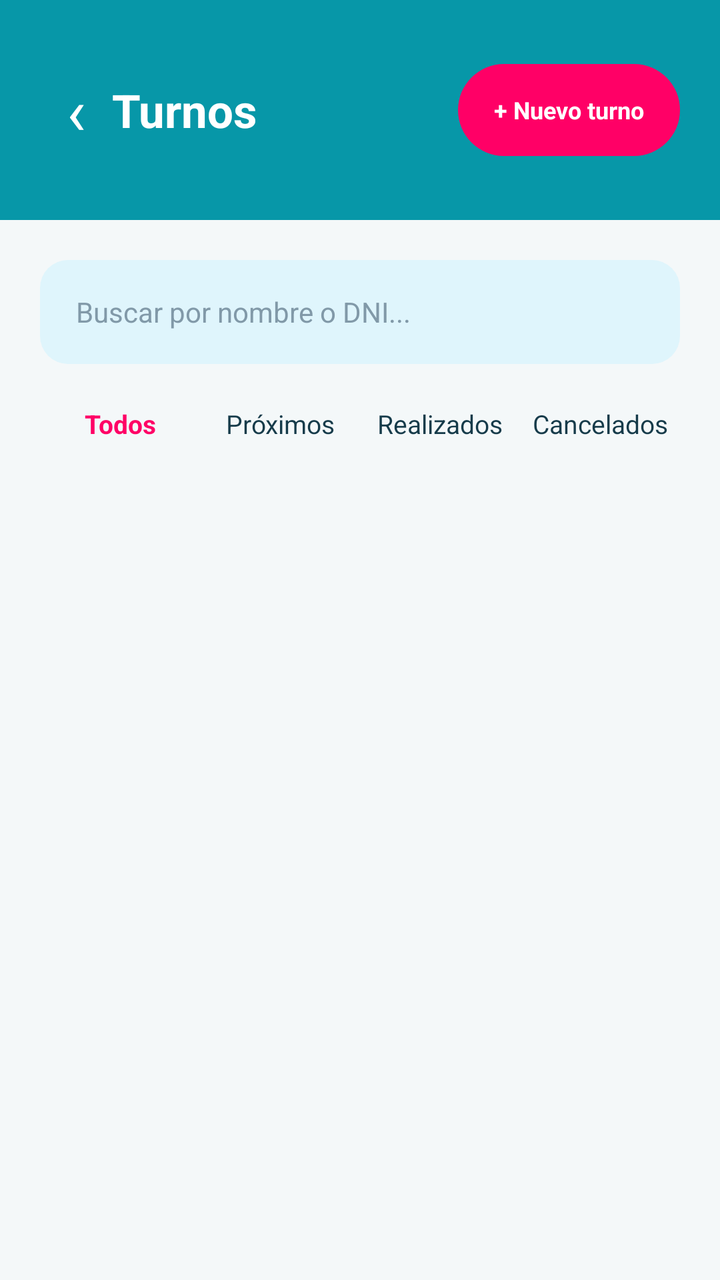
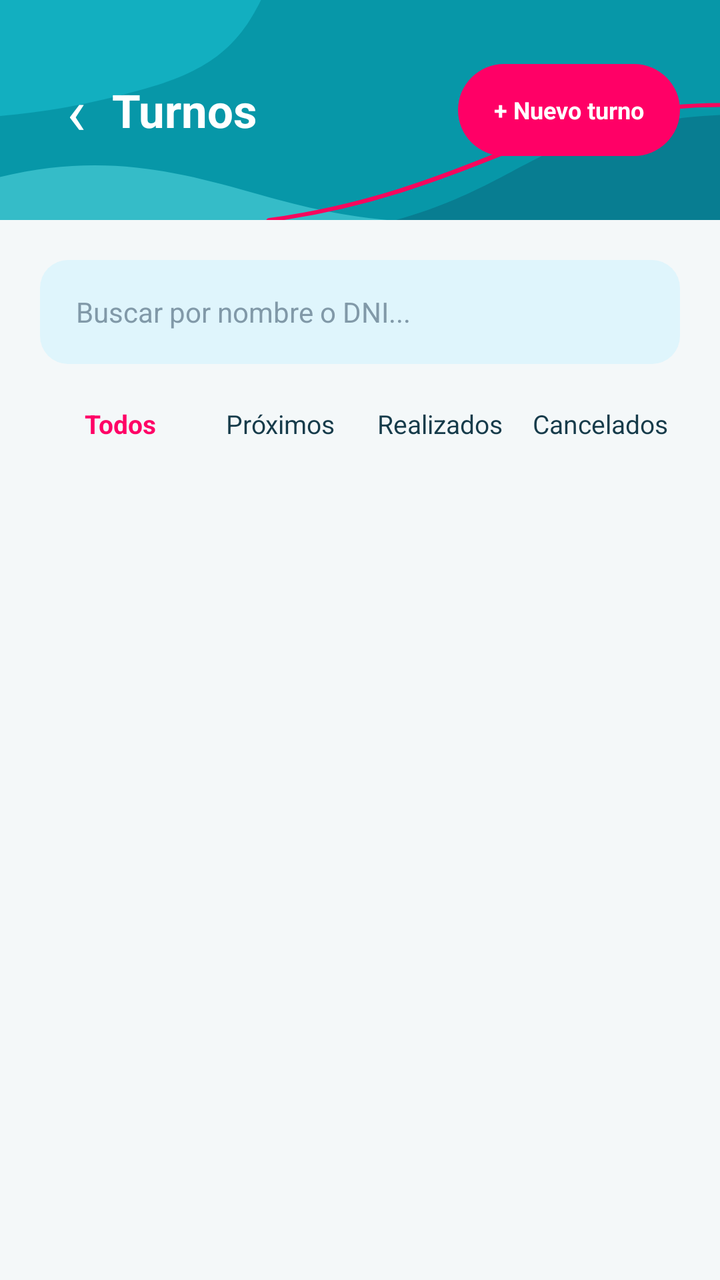

Screens rendered from an Android XML layout before and after an edit, with the pre-edit source and the edit as a unified diff.
<!-- AndroidManifest.xml: application theme Theme.BancoSangreMobile -->
<!-- res/layout/activity_turnos.xml -->
<?xml version="1.0" encoding="utf-8"?>
<ScrollView
    xmlns:android="http://schemas.android.com/apk/res/android"
    android:id="@+id/main"
    android:layout_width="match_parent"
    android:layout_height="match_parent"
    android:fillViewport="true"
    android:background="#F4F8F9">

    <LinearLayout
        android:layout_width="match_parent"
        android:layout_height="wrap_content"
        android:orientation="vertical">

        
        <LinearLayout
            android:layout_width="match_parent"
            android:layout_height="110dp"
            android:background="#0797A8"
            android:gravity="center_vertical"
            android:paddingStart="20dp"
            android:paddingEnd="20dp"
            android:orientation="horizontal">

            <TextView
                android:id="@+id/btnVolver"
                android:layout_width="36dp"
                android:layout_height="48dp"
                android:gravity="center"
                android:text="‹"
                android:textColor="#FFFFFF"
                android:textSize="32sp"
                android:contentDescription="Volver" />

            <TextView
                android:layout_width="0dp"
                android:layout_height="wrap_content"
                android:layout_weight="1"
                android:text="Turnos"
                android:textColor="#FFFFFF"
                android:textStyle="bold"
                android:textSize="23sp" />

            <TextView
                android:id="@+id/btnNuevoTurno"
                android:layout_width="wrap_content"
                android:layout_height="46dp"
                android:background="@drawable/bg_boton_fucsia"
                android:gravity="center"
                android:paddingStart="18dp"
                android:paddingEnd="18dp"
                android:text="+ Nuevo turno"
                android:textColor="#FFFFFF"
                android:textStyle="bold"
                android:textSize="12sp" />

        </LinearLayout>

        
        <LinearLayout
            android:layout_width="match_parent"
            android:layout_height="wrap_content"
            android:orientation="vertical"
            android:padding="20dp">

            
            <EditText
                android:id="@+id/edtBuscarTurno"
                android:layout_width="match_parent"
                android:layout_height="52dp"
                android:background="@drawable/bg_dato_celeste"
                android:hint="Buscar por nombre o DNI..."
                android:inputType="text"
                android:singleLine="true"
                android:paddingStart="18dp"
                android:paddingEnd="18dp"
                android:textColor="#163B4A"
                android:textColorHint="#8199A8"
                android:textSize="14sp" />

            
            <LinearLayout
                android:layout_width="match_parent"
                android:layout_height="60dp"
                android:orientation="horizontal"
                android:gravity="center_vertical">

                <TextView
                    android:id="@+id/filtroTodos"
                    android:layout_width="0dp"
                    android:layout_height="wrap_content"
                    android:layout_weight="1"
                    android:gravity="center"
                    android:text="Todos"
                    android:textColor="#FF0066"
                    android:textStyle="bold"
                    android:textSize="13sp" />

                <TextView
                    android:id="@+id/filtroProximos"
                    android:layout_width="0dp"
                    android:layout_height="wrap_content"
                    android:layout_weight="1"
                    android:gravity="center"
                    android:text="Próximos"
                    android:textColor="#163B4A"
                    android:textSize="13sp" />

                <TextView
                    android:id="@+id/filtroRealizados"
                    android:layout_width="0dp"
                    android:layout_height="wrap_content"
                    android:layout_weight="1"
                    android:gravity="center"
                    android:text="Realizados"
                    android:textColor="#163B4A"
                    android:textSize="13sp" />

                <TextView
                    android:id="@+id/filtroCancelados"
                    android:layout_width="0dp"
                    android:layout_height="wrap_content"
                    android:layout_weight="1"
                    android:gravity="center"
                    android:text="Cancelados"
                    android:textColor="#163B4A"
                    android:textSize="13sp" />

            </LinearLayout>

            
            <LinearLayout
                android:id="@+id/contenedorTurnos"
                android:layout_width="match_parent"
                android:layout_height="wrap_content"
                android:orientation="vertical" />

        </LinearLayout>

    </LinearLayout>

</ScrollView>
<!-- resources referenced by this layout -->
<resources>
  <!-- drawable bg_boton_fucsia (drawable) -->
  <?xml version="1.0" encoding="utf-8"?>
  <shape xmlns:android="http://schemas.android.com/apk/res/android"
      android:shape="rectangle">
  
      <solid android:color="#FF0066" />
  
      <corners android:radius="30dp" />
  
  </shape>
  <!-- drawable bg_dato_celeste (drawable) -->
  <?xml version="1.0" encoding="utf-8"?>
  <shape xmlns:android="http://schemas.android.com/apk/res/android"
      android:shape="rectangle">
  
      <solid android:color="#DFF5FC" />
  
      <corners android:radius="14dp" />
  
  </shape>
  <style name="Theme.BancoSangreMobile" parent="Base.Theme.BancoSangreMobile" />
  <style name="Base.Theme.BancoSangreMobile" parent="Theme.Material3.DayNight.NoActionBar">
          
          
      </style>
</resources>

<!-- the commit's change to res/layout/activity_turnos.xml (unified diff, before → after) -->
@@ -16,7 +16,7 @@
         <LinearLayout
             android:layout_width="match_parent"
             android:layout_height="110dp"
-            android:background="#0797A8"
+            android:background="@drawable/bg_header_decorativo"
             android:gravity="center_vertical"
             android:paddingStart="20dp"
             android:paddingEnd="20dp"
<!-- resource entries referenced after the edit -->
@@ -20,6 +20,43 @@
       <corners android:radius="14dp" />
   
   </shape>
+  <!-- drawable bg_header_decorativo (drawable) -->
+  <?xml version="1.0" encoding="utf-8"?>
+  <vector xmlns:android="http://schemas.android.com/apk/res/android"
+      android:width="400dp"
+      android:height="220dp"
+      android:viewportWidth="400"
+      android:viewportHeight="220">
+  
+      
+      <path
+          android:fillColor="#0797A8"
+          android:pathData="M0,0 H400 V220 H0 Z" />
+  
+      
+      <path
+          android:fillColor="#12AFC0"
+          android:pathData="M0,0 H145 C132,48 115,72 78,90 C48,105 25,112 0,116 Z" />
+  
+      
+      <path
+          android:fillColor="#087D91"
+          android:pathData="M400,115 V220 H220 C270,195 291,158 324,139 C350,124 375,117 400,115 Z" />
+  
+      
+      <path
+          android:fillColor="#35BCC8"
+          android:pathData="M0,177 C55,153 96,170 139,192 C166,206 187,215 215,220 H0 Z" />
+  
+      
+      <path
+          android:fillColor="@android:color/transparent"
+          android:pathData="M150,220 C210,205 251,173 289,146 C331,116 365,105 400,105"
+          android:strokeColor="#F7065D"
+          android:strokeWidth="4"
+          android:strokeLineCap="round" />
+  
+  </vector>
   <style name="Theme.BancoSangreMobile" parent="Base.Theme.BancoSangreMobile" />
   <style name="Base.Theme.BancoSangreMobile" parent="Theme.Material3.DayNight.NoActionBar">
           
